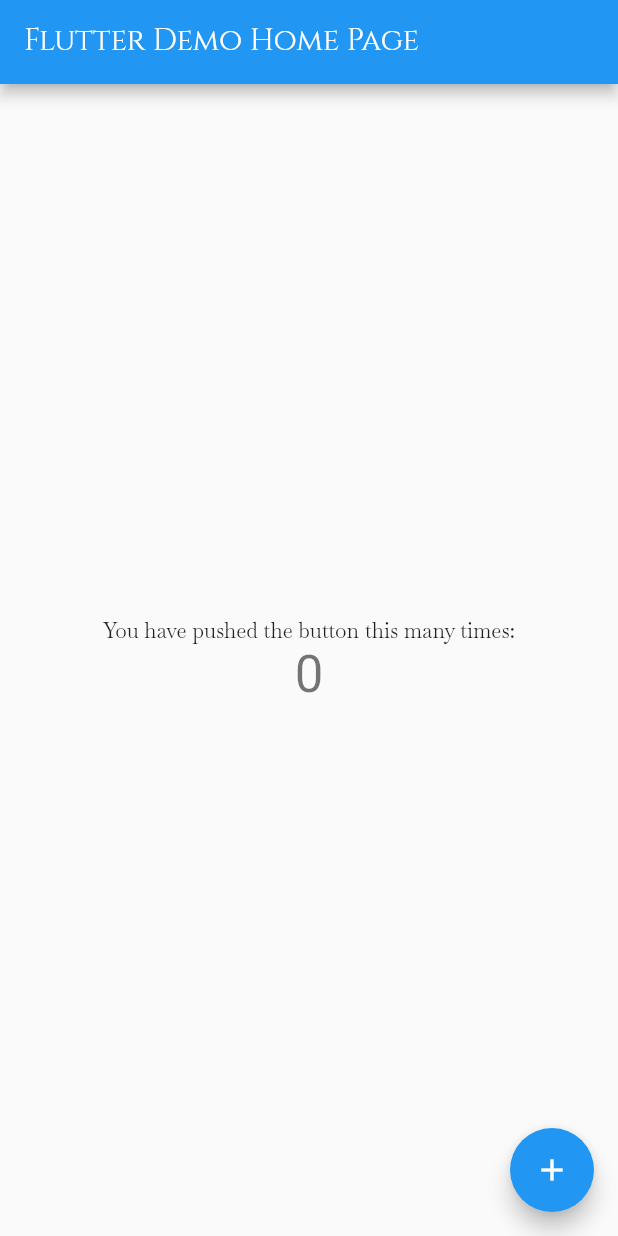
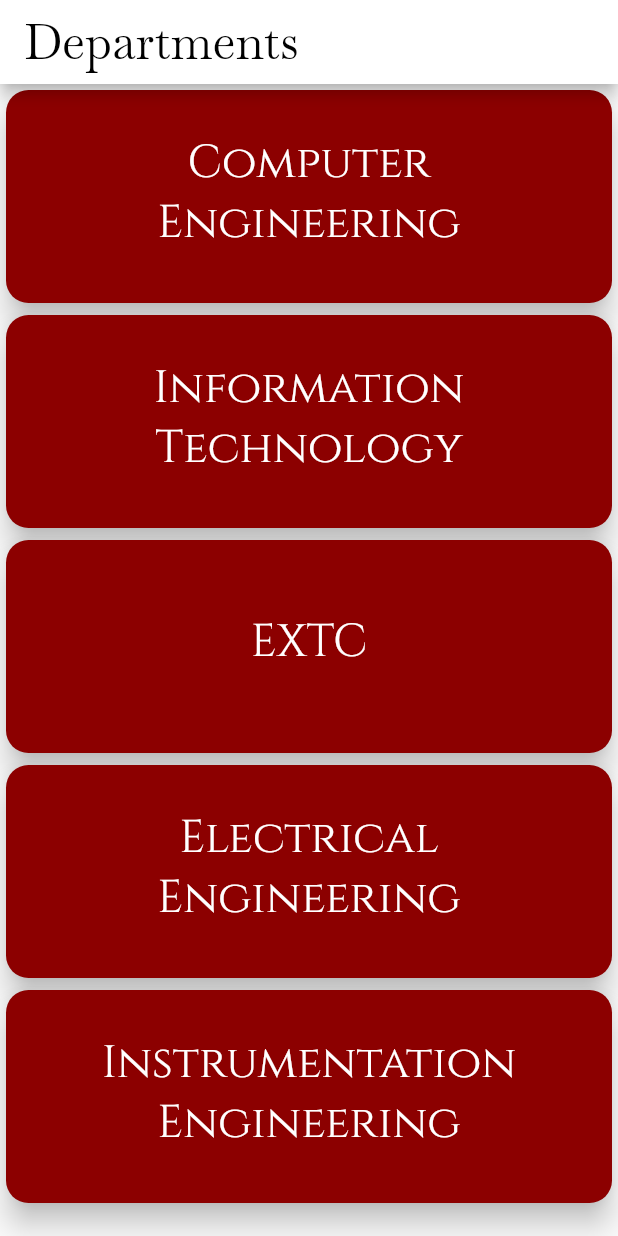
Before and after one commit to dwvicy/raitapp, a Flutter app: the screen it shows after launch, on a phone screen of 412 x 824 dp. Run offline on Flutter 3.47's test engine with Material 2 defaults, Android fonts, the phone set to English and light mode, and no system bars.

Commit message:
department page done!
Signed-off-by: dwivi <vaishdw2207@gmail.com>

```diff
--- a/lib/main.dart
+++ b/lib/main.dart
@@ -1,120 +1,17 @@
 import 'package:flutter/material.dart';
+import 'package:raitapp/ui/departments_page.dart';
 
-void main() => runApp(MyApp());
+void main() => runApp(RaitApp());
 
-class MyApp extends StatelessWidget {
-  // This widget is the root of your application.
+class RaitApp extends StatelessWidget {
   @override
   Widget build(BuildContext context) {
     return MaterialApp(
-      title: 'Flutter Demo',
+      title: 'RAIT App',
       theme: ThemeData(
-        // This is the theme of your application.
-        //
-        // Try running your application with "flutter run". You'll see the
-        // application has a blue toolbar. Then, without quitting the app, try
-        // changing the primarySwatch below to Colors.green and then invoke
-        // "hot reload" (press "r" in the console where you ran "flutter run",
-        // or simply save your changes to "hot reload" in a Flutter IDE).
-        // Notice that the counter didn't reset back to zero; the application
-        // is not restarted.
         primarySwatch: Colors.blue,
       ),
-      home: MyHomePage(title: 'Flutter Demo Home Page'),
+      home: Departments(),
     );
   }
 }
-
-class MyHomePage extends StatefulWidget {
-  MyHomePage({Key key, this.title}) : super(key: key);
-
-  // This widget is the home page of your application. It is stateful, meaning
-  // that it has a State object (defined below) that contains fields that affect
-  // how it looks.
-
-  // This class is the configuration for the state. It holds the values (in this
-  // case the title) provided by the parent (in this case the App widget) and
-  // used by the build method of the State. Fields in a Widget subclass are
-  // always marked "final".
-
-  final String title;
-
-  @override
-  _MyHomePageState createState() => _MyHomePageState();
-}
-
-class _MyHomePageState extends State<MyHomePage> {
-  int _counter = 0;
-
-  void _incrementCounter() {
-    setState(() {
-      // This call to setState tells the Flutter framework that something has
-      // changed in this State, which causes it to rerun the build method below
-      // so that the display can reflect the updated values. If we changed
-      // _counter without calling setState(), then the build method would not be
-      // called again, and so nothing would appear to happen.
-      _counter++;
-    });
-  }
-
-  @override
-  Widget build(BuildContext context) {
-    // This method is rerun every time setState is called, for instance as done
-    // by the _incrementCounter method above.
-    //
-    // The Flutter framework has been optimized to make rerunning build methods
-    // fast, so that you can just rebuild anything that needs updating rather
-    // than having to individually change instances of widgets.
-    return Scaffold(
-      appBar: AppBar(
-        // Here we take the value from the MyHomePage object that was created by
-        // the App.build method, and use it to set our appbar title.
-        title: Text(
-          widget.title,
-          style: TextStyle(
-            fontFamily: 'Cinzel',
-          ),
-        ),
-      ),
-      body: Center(
-        // Center is a layout widget. It takes a single child and positions it
-        // in the middle of the parent.
-        child: Column(
-          // Column is also layout widget. It takes a list of children and
-          // arranges them vertically. By default, it sizes itself to fit its
-          // children horizontally, and tries to be as tall as its parent.
-          //
-          // Invoke "debug painting" (press "p" in the console, choose the
-          // "Toggle Debug Paint" action from the Flutter Inspector in Android
-          // Studio, or the "Toggle Debug Paint" command in Visual Studio Code)
-          // to see the wireframe for each widget.
-          //
-          // Column has various properties to control how it sizes itself and
-          // how it positions its children. Here we use mainAxisAlignment to
-          // center the children vertically; the main axis here is the vertical
-          // axis because Columns are vertical (the cross axis would be
-          // horizontal).
-          mainAxisAlignment: MainAxisAlignment.center,
-          children: <Widget>[
-            Text(
-              'You have pushed the button this many times:',
-              style: TextStyle(fontFamily: 'Baskervville'),
-            ),
-            Text(
-              '$_counter',
-              style: Theme
-                  .of(context)
-                  .textTheme
-                  .display1,
-            ),
-          ],
-        ),
-      ),
-      floatingActionButton: FloatingActionButton(
-        onPressed: _incrementCounter,
-        tooltip: 'Increment',
-        child: Icon(Icons.add),
-      ), // This trailing comma makes auto-formatting nicer for build methods.
-    );
-  }
-}
--- /dev/null
+++ b/lib/ui/departments_page.dart
@@ -0,0 +1,147 @@
+import 'package:flutter/material.dart';
+
+class Departments extends StatelessWidget {
+  @override
+  Widget build(BuildContext context) {
+    return Scaffold(
+        appBar: AppBar(
+          title: Text(
+            'Departments',
+            style: TextStyle(
+                fontFamily: 'Baskervville',
+                fontSize: 32,
+                color: Color(0xFF000000)),
+          ),
+          backgroundColor: Color(0xFFFFFFFF),
+        ),
+        body: ListView(
+          children: <Widget>[
+            Container(
+              height: 150,
+              child: Card(
+                shape: RoundedRectangleBorder(
+                    borderRadius: BorderRadius.circular(15)),
+                color: Color(0xFF8c0000),
+                elevation: 8,
+                child: GestureDetector(
+                  onTap: () {
+                    Navigator.pushNamed(context, "myRoute");
+                  },
+                  child: ListTile(
+                    contentPadding: EdgeInsets.all(25),
+                    title: Text(
+                      'Computer Engineering',
+                      style: TextStyle(
+                          fontFamily: 'Cinzel',
+                          fontSize: 30,
+                          color: Color(0xFFFFFFFF)),
+                      textAlign: TextAlign.center,
+                    ),
+                  ),
+                ),
+              ),
+            ),
+            Container(
+              height: 150,
+              child: Card(
+                shape: RoundedRectangleBorder(
+                    borderRadius: BorderRadius.circular(15)),
+                color: Color(0xFF8c0000),
+                elevation: 8,
+                child: GestureDetector(
+                  onTap: () {
+                    Navigator.pushNamed(context, "myRoute");
+                  },
+                  child: ListTile(
+                    contentPadding: EdgeInsets.all(25),
+                    title: Text(
+                      'Information Technology',
+                      style: TextStyle(
+                          fontFamily: 'Cinzel',
+                          fontSize: 30,
+                          color: Color(0xFFFFFFFF)),
+                      textAlign: TextAlign.center,
+                    ),
+                  ),
+                ),
+              ),
+            ),
+            Container(
+              height: 150,
+              child: Card(
+                shape: RoundedRectangleBorder(
+                    borderRadius: BorderRadius.circular(15)),
+                color: Color(0xFF8c0000),
+                elevation: 8,
+                child: GestureDetector(
+                  onTap: () {
+                    Navigator.pushNamed(context, "myRoute");
+                  },
+                  child: ListTile(
+                    contentPadding: EdgeInsets.all(40),
+                    title: Text(
+                      'EXTC',
+                      style: TextStyle(
+                          fontFamily: 'Cinzel',
+                          fontSize: 30,
+                          color: Color(0xFFFFFFFF)),
+                      textAlign: TextAlign.center,
+                    ),
+                  ),
+                ),
+              ),
+            ),
+            Container(
+              height: 150,
+              child: Card(
+                shape: RoundedRectangleBorder(
+                    borderRadius: BorderRadius.circular(15)),
+                color: Color(0xFF8c0000),
+                elevation: 8,
+                child: GestureDetector(
+                  onTap: () {
+                    Navigator.pushNamed(context, "myRoute");
+                  },
+                  child: ListTile(
+                    contentPadding: EdgeInsets.all(25),
+                    title: Text(
+                      'Electrical Engineering',
+                      style: TextStyle(
+                          fontFamily: 'Cinzel',
+                          fontSize: 30,
+                          color: Color(0xFFFFFFFF)),
+                      textAlign: TextAlign.center,
+                    ),
+                  ),
+                ),
+              ),
+            ),
+            Container(
+              height: 150,
+              child: Card(
+                shape: RoundedRectangleBorder(
+                    borderRadius: BorderRadius.circular(15)),
+                color: Color(0xFF8c0000),
+                elevation: 8,
+                child: GestureDetector(
+                  onTap: () {
+                    Navigator.pushNamed(context, "myRoute");
+                  },
+                  child: ListTile(
+                    contentPadding: EdgeInsets.all(25),
+                    title: Text(
+                      'Instrumentation Engineering',
+                      style: TextStyle(
+                          fontFamily: 'Cinzel',
+                          fontSize: 30,
+                          color: Color(0xFFFFffff)),
+                      textAlign: TextAlign.center,
+                    ),
+                  ),
+                ),
+              ),
+            ),
+          ],
+        ));
+  }
+}
```
Also changed, not shown: 1 other file.
